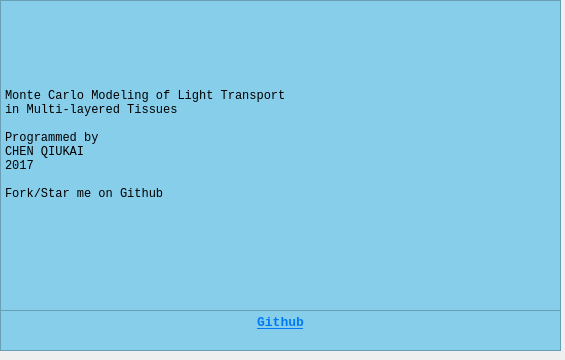
Before: the Qt Designer form mainwidgets/about.ui in SimonCqk/Photon_Propagation_Simulation, drawn with Qt 5.
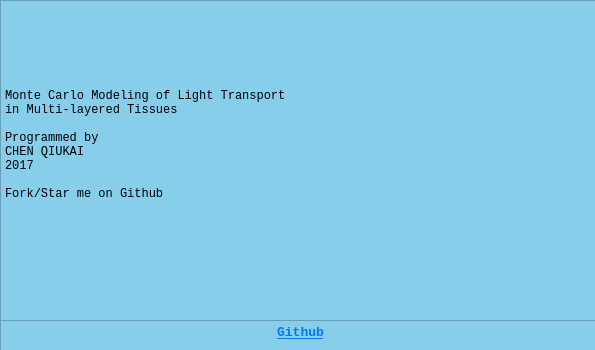
After: the same form once the commit is applied.

Commit message: update UI. separate drawer into 2 mode.

Diff of the .ui file:
```diff
--- a/mainwidgets/about.ui
+++ b/mainwidgets/about.ui
@@ -6,8 +6,8 @@
    <rect>
     <x>0</x>
     <y>0</y>
-    <width>565</width>
-    <height>360</height>
+    <width>595</width>
+    <height>350</height>
    </rect>
   </property>
   <property name="windowTitle">
@@ -17,9 +17,9 @@
    <property name="geometry">
     <rect>
      <x>0</x>
-     <y>310</y>
-     <width>561</width>
-     <height>41</height>
+     <y>320</y>
+     <width>601</width>
+     <height>31</height>
     </rect>
    </property>
    <property name="font">
@@ -47,8 +47,8 @@
     <rect>
      <x>0</x>
      <y>0</y>
-     <width>561</width>
-     <height>311</height>
+     <width>601</width>
+     <height>321</height>
     </rect>
    </property>
    <property name="font">
```
The commit also changes 7 other files.
